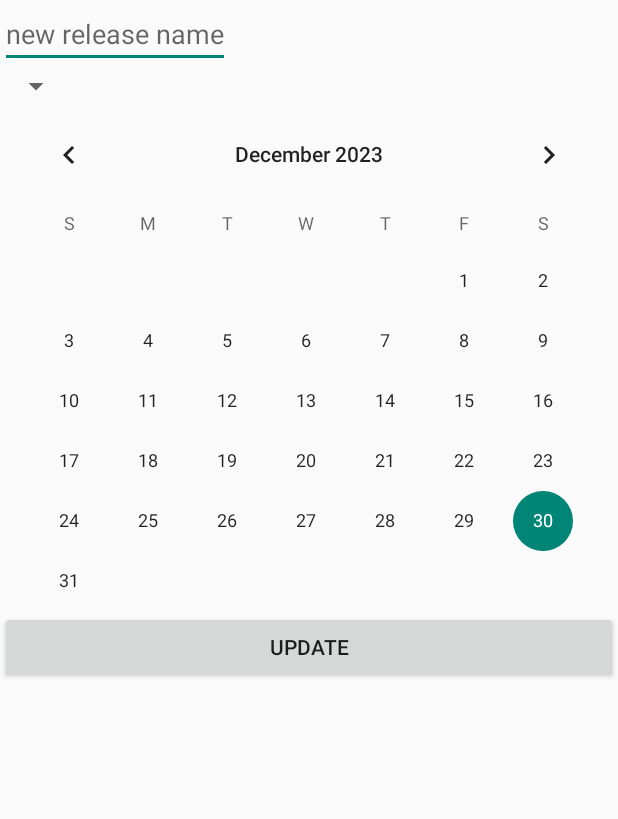
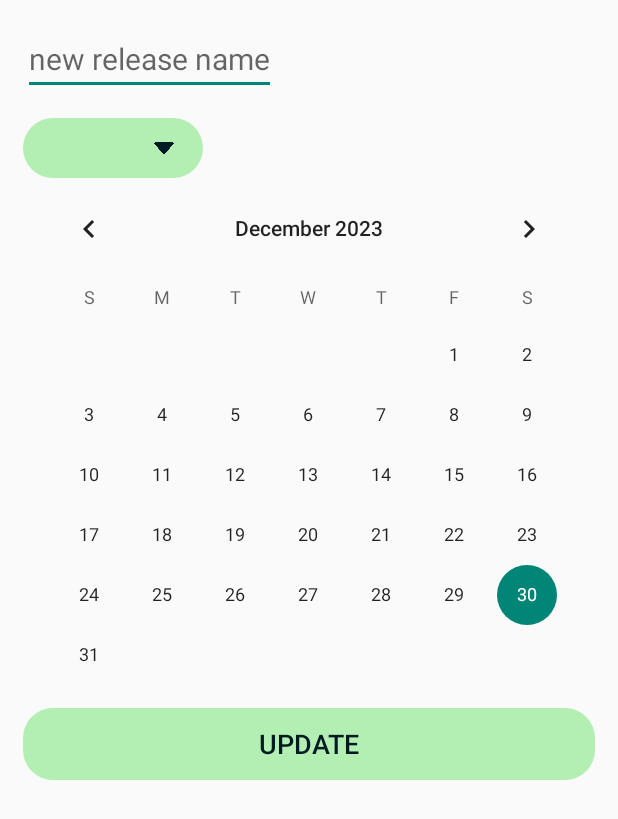
Before and after one commit to KirillSokirka/Tasker-Mobile, an Android app built with Jetpack Compose: the layout release_update.xml on its own in the app's theme, with its tools: preview values and no code run, on a phone screen of 412 x 824 dp. Shown: the top 819 px of the screen. Run offline under Robolectric (Android 15) with nearby library versions, the phone set to English and light mode, and no system bars; network calls fail.

Commit message:
release detail styled

```diff
--- a/app/src/main/res/layout/release_update.xml
+++ b/app/src/main/res/layout/release_update.xml
@@ -3,28 +3,40 @@
     xmlns:android="http://schemas.android.com/apk/res/android"
     android:layout_width="match_parent"
     android:layout_height="wrap_content"
-    android:orientation="vertical">
+    android:orientation="vertical"
+    android:padding="15dp">
 
     <EditText
         android:id="@+id/newReleaseName"
         android:hint="new release name"
+        android:textColor="@color/textColor"
+        android:textSize="20dp"
         android:layout_width="wrap_content"
-        android:layout_height="wrap_content"/>
+        android:layout_height="wrap_content"
+        android:layout_marginBottom="15dp"/>
 
     <Spinner
         android:id="@+id/newReleaseStatus"
-        android:layout_width="wrap_content"
-        android:layout_height="wrap_content"/>
+        android:layout_width="120dp"
+        android:layout_height="40dp"
+        android:paddingStart="15dp"
+
+        android:theme="@style/SpinnerTextStyle"
+        android:background="@drawable/spinner_background"/>
 
     <CalendarView
         android:id="@+id/newReleaseEndDate"
         android:layout_width="match_parent"
-        android:layout_height="wrap_content" />
+        android:layout_height="wrap_content"
+
+        />
 
     <Button
         android:id="@+id/updateButton"
         android:layout_width="match_parent"
         android:layout_height="wrap_content"
+        style="@style/CustomButton"
+        android:layout_marginTop="15dp"
         android:text="Update" />
 
     <ProgressBar
```
